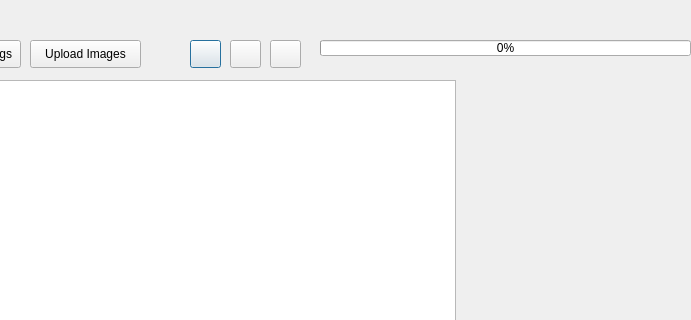
Above: formbuildslidehypecubepreview.ui from JairoSalazarV/QtHypCam before the change; both pictures show x 470 to 1161 and y 0 to 320 of the 1161 by 435 pixel window. Below: the same form after it.
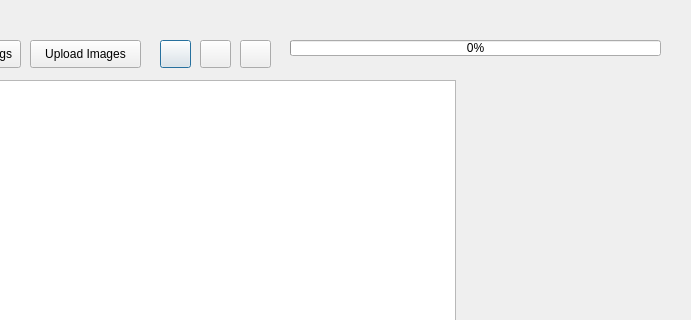
That is the form after the change. Icons and pictures are not drawn.

```diff
--- a/formbuildslidehypecubepreview.ui
+++ b/formbuildslidehypecubepreview.ui
@@ -26,7 +26,7 @@
   <widget class="QPushButton" name="pbApply">
    <property name="geometry">
     <rect>
-     <x>660</x>
+     <x>630</x>
      <y>40</y>
      <width>31</width>
      <height>28</height>
@@ -128,7 +128,7 @@
   <widget class="QLabel" name="labelProgBar">
    <property name="geometry">
     <rect>
-     <x>790</x>
+     <x>760</x>
      <y>55</y>
      <width>371</width>
      <height>20</height>
@@ -144,7 +144,7 @@
   <widget class="QProgressBar" name="progBar">
    <property name="geometry">
     <rect>
-     <x>790</x>
+     <x>760</x>
      <y>40</y>
      <width>371</width>
      <height>16</height>
@@ -190,7 +190,7 @@
   <widget class="QPushButton" name="pbExportCube">
    <property name="geometry">
     <rect>
-     <x>740</x>
+     <x>710</x>
      <y>40</y>
      <width>31</width>
      <height>28</height>
@@ -210,7 +210,7 @@
   <widget class="QPushButton" name="pbExportImages">
    <property name="geometry">
     <rect>
-     <x>700</x>
+     <x>670</x>
      <y>40</y>
      <width>31</width>
      <height>28</height>
```
